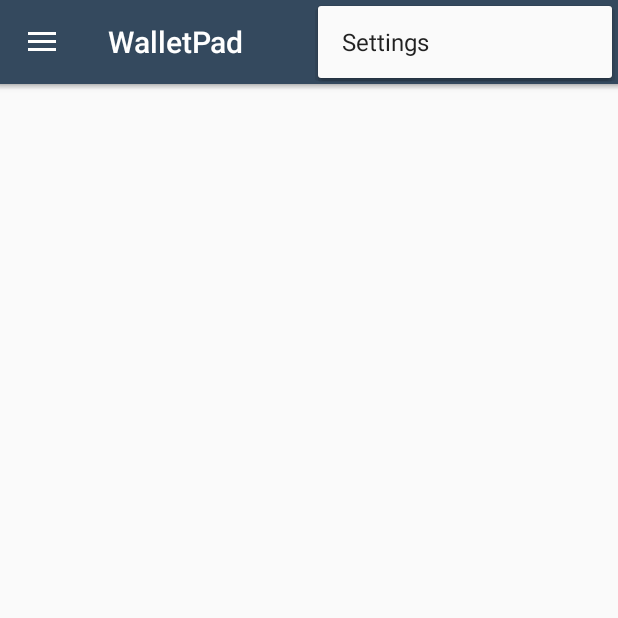
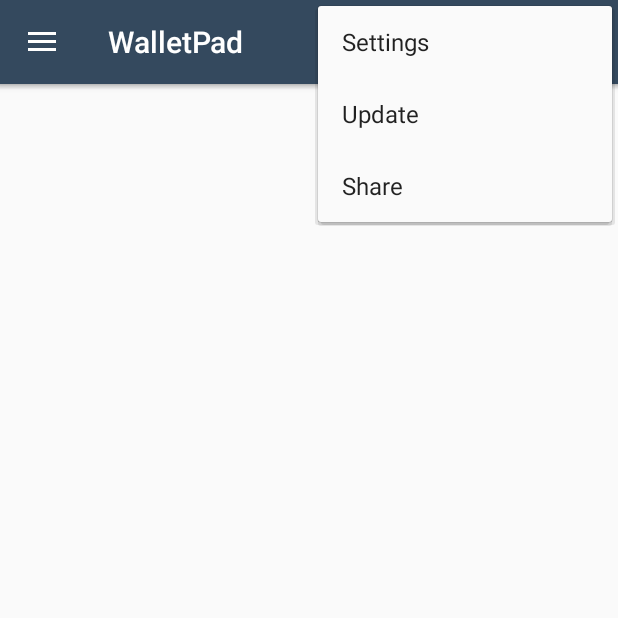
Before and after one commit to egormkn/WalletPad, an Android app: the screen it shows after launch (MainActivity), with the options menu open, on a phone screen of 412 x 824 dp, the top half of it. Run offline under Robolectric (Android 15) with nearby library versions, the light colour scheme and no system bars; 2 statements that could not run were skipped.

Commit message:
Small fixes

```diff
--- a/app/src/main/AndroidManifest.xml
+++ b/app/src/main/AndroidManifest.xml
@@ -1,6 +1,5 @@
 <?xml version="1.0" encoding="utf-8"?>
-<manifest
-    xmlns:android="http://schemas.android.com/apk/res/android"
+<manifest xmlns:android="http://schemas.android.com/apk/res/android"
     package="su.gear.walletpad">
 
     <application
--- a/app/src/main/res/layout/nav_header_main.xml
+++ b/app/src/main/res/layout/nav_header_main.xml
@@ -1,5 +1,6 @@
 <?xml version="1.0" encoding="utf-8"?>
-<LinearLayout xmlns:android="http://schemas.android.com/apk/res/android"
+<LinearLayout
+    xmlns:android="http://schemas.android.com/apk/res/android"
     xmlns:app="http://schemas.android.com/apk/res-auto"
     android:layout_width="match_parent"
     android:layout_height="@dimen/nav_header_height"
--- a/app/src/main/res/menu/main.xml
+++ b/app/src/main/res/menu/main.xml
@@ -6,4 +6,14 @@
         android:orderInCategory="100"
         android:title="@string/action_settings"
         app:showAsAction="never" />
+    <item
+        android:id="@+id/action_update"
+        android:orderInCategory="100"
+        android:title="@string/action_update"
+        app:showAsAction="never" />
+    <item
+        android:id="@+id/action_share"
+        android:orderInCategory="100"
+        android:title="@string/action_share"
+        app:showAsAction="never" />
 </menu>
--- a/app/src/main/res/values/colors.xml
+++ b/app/src/main/res/values/colors.xml
@@ -1,8 +1,5 @@
 <?xml version="1.0" encoding="utf-8"?>
 <resources>
-    <!-- <color name="colorPrimary">#3F51B5</color>
-    <color name="colorPrimaryDark">#303F9F</color>
-    <color name="colorAccent">#FF4081</color> -->
     <color name="colorPrimary">#34495E</color>
     <color name="colorPrimaryDark">#22313F</color>
     <color name="colorAccent">#3A539B</color>
--- a/app/src/main/res/values/strings.xml
+++ b/app/src/main/res/values/strings.xml
@@ -2,9 +2,11 @@
     <string name="app_name">WalletPad</string>
     <string name="navigation_drawer_open">Open navigation drawer</string>
     <string name="navigation_drawer_close">Close navigation drawer</string>
+
     <string name="action_settings">Settings</string>
+    <string name="action_update">Update</string>
+    <string name="action_share">Share</string>
 
-    <!-- TODO: Remove or change this placeholder text -->
     <string name="tab_summary">Summary</string>
     <string name="tab_income">Income</string>
     <string name="tab_expenses">Expenses</string>
--- a/settings.gradle
+++ b/settings.gradle
@@ -1 +1 @@
-include ':app', ':myapplication'
+include ':app'
```
